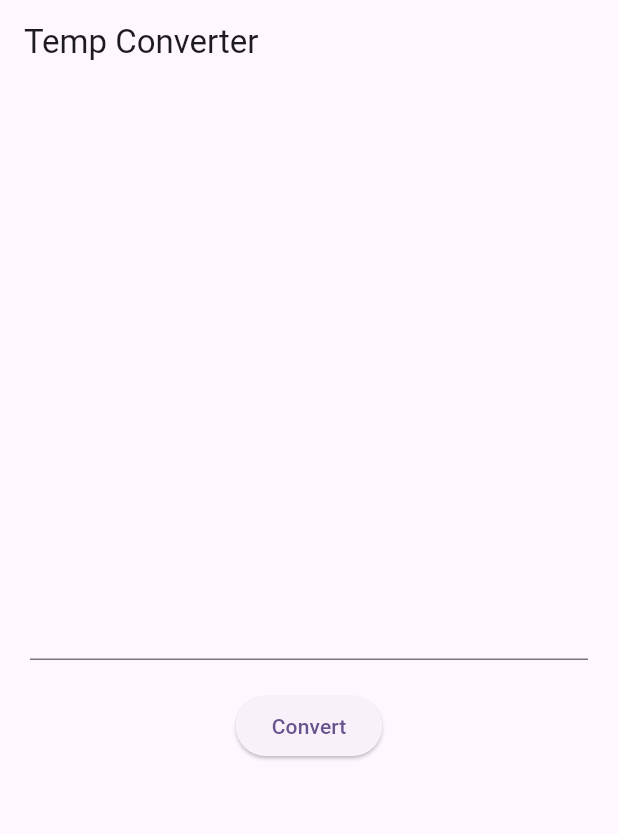
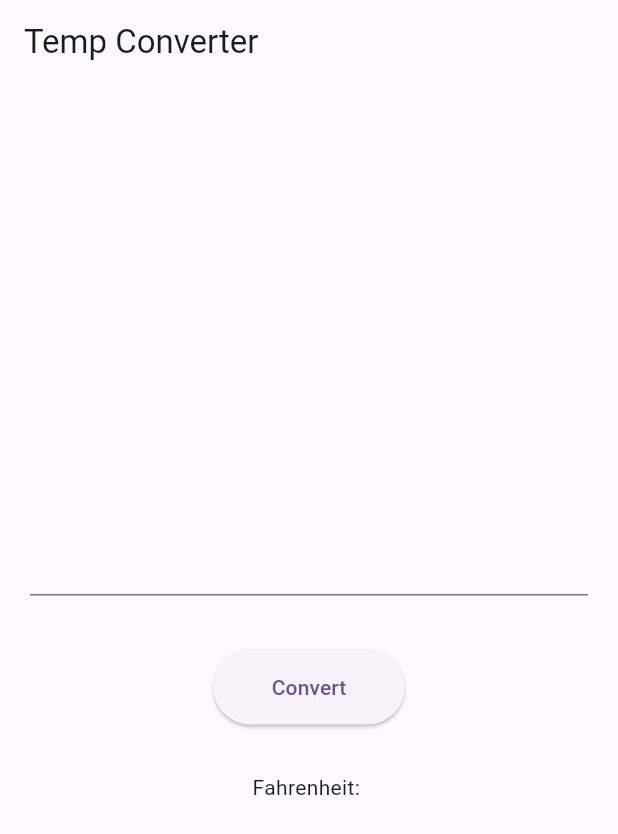
Before and after one commit to Huy2411SCH/my_unit_converter_app, a Flutter app: the screen it shows after launch, on a phone screen of 412 x 824 dp. Shown: the top 834 px of the screen. Run offline on Flutter 3.47's test engine with Material 3 defaults, Android fonts, the phone set to English and light mode, and no system bars.

Commit message:
Update main.dart
The result Text widget now display the "Fahrenheit: " when no input is given

```diff
--- a/lib/main.dart
+++ b/lib/main.dart
@@ -43,7 +43,7 @@ class MyHomePage extends StatefulWidget {
 class _MyHomePageState extends State<MyHomePage> {
   final TextEditingController _celsiusController = TextEditingController();
   double? _fahrenheitResult;
-
+  String _displayText = "Fahrenheit: ";
   @override
   Widget build(BuildContext context) {
     // This method is called whenever the state changes
@@ -63,18 +63,23 @@ class _MyHomePageState extends State<MyHomePage> {
               ),
 
             ),
-            ElevatedButton(
+              Padding(
+                padding: const EdgeInsets.all(16.0),
+                child: ElevatedButton(
                   onPressed: () {
                     double? celsius = double.tryParse(_celsiusController.text);
                     if (celsius != null) {
                       double fahrenheit = celsius * 9 / 5 + 32;
+                      //Update the Text display
                       setState(() {
                         _fahrenheitResult = fahrenheit;
+                        _displayText = "Fahrenheit: ${_fahrenheitResult!.toStringAsFixed(2)}";
                       });
                     } else {
                       // Show an error message if the input is not a valid number
                       setState(() {
                         _fahrenheitResult = null;
+                        _displayText = "Fahrenheit: ";
                       });
                       ScaffoldMessenger.of(context).showSnackBar(
                         const SnackBar(
@@ -84,10 +89,19 @@ class _MyHomePageState extends State<MyHomePage> {
                       );
                     }
                   },
-              child: const Text('Convert'),
+                  child: const Padding(
+                    padding: EdgeInsets.all(15.0),
+                    child: Text('Convert'),
                   ),
-            if (_fahrenheitResult != null)
-              Text("Fahrenheit: ${_fahrenheitResult!.toStringAsFixed(2)}"),
+                ),
+              ),
+              Padding(
+                padding: const EdgeInsets.all(16.0),
+                child: Text(
+                  _displayText,
+
+                ),
+              ),
           ],
         ),
       ), // This trailing comma makes auto-formatting nicer for build methods.
```
Lines whose indentation alone changed are shown as unchanged.
